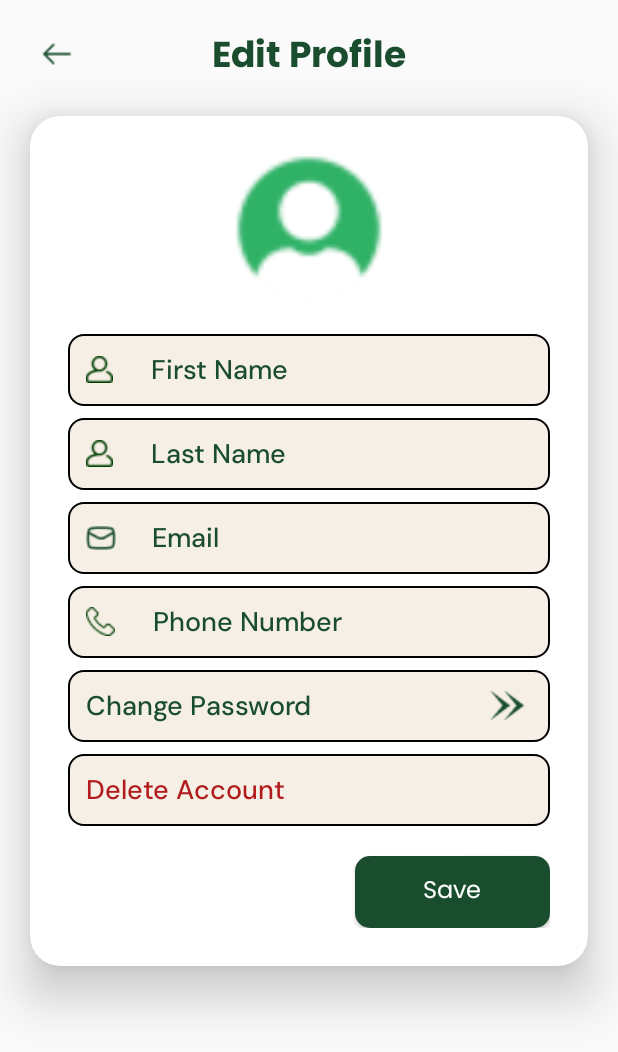
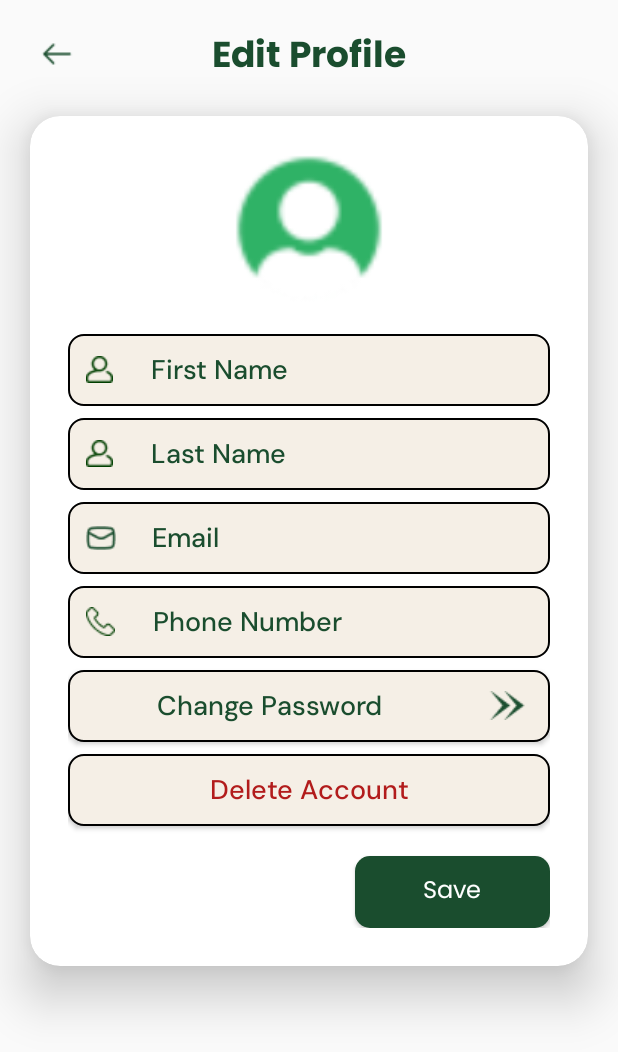
Before and after one commit to kimrabago/FarmNook-Android, an Android app: the EditProfileActivity screen opened directly, with no data from a screen before it, on a phone screen of 412 x 824 dp. Shown: the top 1052 px of the screen. Run offline under Robolectric (Android 15) with nearby library versions, the phone set to English and light mode, and no system bars.

Commit message:
change password and delete button

```diff
--- a/app/src/main/java/com/ucb/eldroid/farmnook/views/auth/ChangePasswordActivity.kt
+++ b/app/src/main/java/com/ucb/eldroid/farmnook/views/auth/ChangePasswordActivity.kt
@@ -1,6 +1,8 @@
 package com.ucb.eldroid.farmnook.views.auth
 
 import android.os.Bundle
+import android.widget.Button
+import android.widget.ImageButton
 import androidx.appcompat.app.AppCompatActivity
 import com.ucb.eldroid.farmnook.R
 
@@ -9,5 +11,16 @@ class ChangePasswordActivity : AppCompatActivity() {
         super.onCreate(savedInstanceState)
         setContentView(R.layout.activity_change_password)
 
+        // Handle back button click
+        val backButton = findViewById<ImageButton>(R.id.btn_back)
+        backButton.setOnClickListener {
+            finish() // Go back to the previous screen
+        }
+
+        // Handle the Update Password button click
+        val updatePassButton = findViewById<Button>(R.id.update_pass)
+        updatePassButton.setOnClickListener {
+
+        }
     }
 }
--- a/app/src/main/java/com/ucb/eldroid/farmnook/views/auth/DeleteAccountActivity.kt
+++ b/app/src/main/java/com/ucb/eldroid/farmnook/views/auth/DeleteAccountActivity.kt
@@ -1,16 +1,26 @@
 package com.ucb.eldroid.farmnook.views.auth
 
 import android.os.Bundle
-import androidx.activity.enableEdgeToEdge
+import android.widget.Button
 import androidx.appcompat.app.AppCompatActivity
-import androidx.core.view.ViewCompat
-import androidx.core.view.WindowInsetsCompat
 import com.ucb.eldroid.farmnook.R
 
 class DeleteAccountActivity : AppCompatActivity() {
     override fun onCreate(savedInstanceState: Bundle?) {
         super.onCreate(savedInstanceState)
+        // Ensure that your layout file for deleting account is named "activity_delete_account.xml"
         setContentView(R.layout.activity_delete_account)
 
+        // Button to confirm deletion (assign an ID in your XML, e.g., btn_confirm_delete)
+        val confirmDeleteButton = findViewById<Button>(R.id.btn_confirm_delete)
+        confirmDeleteButton.setOnClickListener {
+            // TODO: Implement the account deletion logic (e.g., call your API)
+        }
+
+        // Button to cancel deletion (assign an ID in your XML, e.g., btn_cancel_delete)
+        val cancelButton = findViewById<Button>(R.id.btn_cancel_delete)
+        cancelButton.setOnClickListener {
+            finish() // Cancel deletion and return to the previous screen
+        }
     }
 }
--- a/app/src/main/java/com/ucb/eldroid/farmnook/views/settings/EditProfileActivity.kt
+++ b/app/src/main/java/com/ucb/eldroid/farmnook/views/settings/EditProfileActivity.kt
@@ -1,18 +1,37 @@
 package com.ucb.eldroid.farmnook.views.settings
 
+import android.content.Intent
 import android.os.Bundle
+import android.widget.Button
 import android.widget.ImageButton
 import androidx.appcompat.app.AppCompatActivity
 import com.ucb.eldroid.farmnook.R
+import com.ucb.eldroid.farmnook.views.auth.ChangePasswordActivity
+import com.ucb.eldroid.farmnook.views.auth.DeleteAccountActivity
 
 class EditProfileActivity : AppCompatActivity() {
     override fun onCreate(savedInstanceState: Bundle?) {
         super.onCreate(savedInstanceState)
         setContentView(R.layout.activity_edit_profile)
 
+        // Back button handling
         val backButton = findViewById<ImageButton>(R.id.btn_back)
         backButton.setOnClickListener {
             finish() // Close the screen when back button is clicked
         }
+
+        // Navigate to ChangePasswordActivity when the Change Password button is clicked
+        val changePasswordButton = findViewById<Button>(R.id.change_password)
+        changePasswordButton.setOnClickListener {
+            val intent = Intent(this, ChangePasswordActivity::class.java)
+            startActivity(intent)
+        }
+
+        // Navigate to DeleteAccountActivity when the Delete Account button is clicked
+        val deleteAccountButton = findViewById<Button>(R.id.delete_account)
+        deleteAccountButton.setOnClickListener {
+            val intent = Intent(this, DeleteAccountActivity::class.java)
+            startActivity(intent)
+        }
     }
 }
--- a/app/src/main/res/layout/activity_delete_account.xml
+++ b/app/src/main/res/layout/activity_delete_account.xml
@@ -27,9 +27,11 @@
         android:fontFamily="@font/poppins"
         android:paddingHorizontal="30dp"
         android:justificationMode="inter_word"
-        android:textSize="15dp"/>
+        android:textSize="15sp"/>
 
+    <!-- Confirm Delete Button with an ID -->
     <Button
+        android:id="@+id/btn_confirm_delete"
         android:layout_width="320dp"
         android:layout_height="wrap_content"
         android:text="@string/i_understand_delete_my_account"
@@ -40,7 +42,9 @@
         android:textColor="@color/white"
         android:layout_marginTop="25dp"/>
 
+    <!-- Cancel Button with an ID -->
     <Button
+        android:id="@+id/btn_cancel_delete"
         android:layout_width="325dp"
         android:layout_height="wrap_content"
         android:text="Cancel"
--- a/app/src/main/res/layout/activity_edit_profile.xml
+++ b/app/src/main/res/layout/activity_edit_profile.xml
@@ -4,36 +4,36 @@
     xmlns:tools="http://schemas.android.com/tools"
     android:id="@+id/main"
     android:layout_width="match_parent"
+    android:layout_height="match_parent"
     android:orientation="vertical"
-    android:layout_height="match_parent"
     tools:context=".views.settings.EditProfileActivity">
 
     <RelativeLayout
         android:layout_width="match_parent"
         android:layout_height="wrap_content"
-        android:padding="8dp"
-        android:layout_marginTop="10dp">
+        android:layout_marginTop="10dp"
+        android:padding="8dp">
 
         <ImageButton
             android:id="@+id/btn_back"
             android:layout_width="40dp"
             android:layout_height="35dp"
-            android:background="@null"
-            android:src="@drawable/back_arrow"
             android:layout_alignParentStart="true"
             android:layout_marginStart="10dp"
-            android:contentDescription="@string/back_button"/>
+            android:background="@null"
+            android:contentDescription="@string/back_button"
+            android:src="@drawable/back_arrow" />
 
         <TextView
             android:id="@+id/edit_profile_title"
             android:layout_width="wrap_content"
             android:layout_height="wrap_content"
+            android:layout_centerInParent="true"
+            android:fontFamily="@font/poppins_bold"
             android:text="@string/edit_profile"
-            android:fontFamily="@font/poppins_bold"
             android:textColor="@color/dark_green"
             android:textSize="24sp"
-            android:textStyle="bold"
-            android:layout_centerInParent="true"/>
+            android:textStyle="bold" />
     </RelativeLayout>
 
     <androidx.cardview.widget.CardView
@@ -54,103 +54,108 @@
             <ImageView
                 android:layout_width="100dp"
                 android:layout_height="100dp"
-                android:src="@drawable/profile_circle"
-                android:layout_gravity="center"/>
+                android:layout_gravity="center"
+                android:src="@drawable/profile_circle" />
 
             <EditText
                 android:id="@+id/first_name"
                 android:layout_width="match_parent"
                 android:layout_height="wrap_content"
+                android:layout_marginTop="20dp"
                 android:background="@drawable/register_rounded_box"
+                android:drawablePadding="25dp"
                 android:drawableStart="@drawable/user_icon"
-                android:drawablePadding="25dp"
                 android:fontFamily="@font/dm_sans_medium"
                 android:hint="@string/first_name"
                 android:padding="12dp"
-                android:layout_marginTop="20dp"
                 android:textColorHint="@color/dark_green" />
 
             <EditText
                 android:id="@+id/last_name"
                 android:layout_width="match_parent"
                 android:layout_height="wrap_content"
+                android:layout_marginTop="8dp"
+                android:background="@drawable/register_rounded_box"
+                android:drawablePadding="25dp"
+                android:drawableStart="@drawable/user_icon"
+                android:fontFamily="@font/dm_sans_medium"
                 android:hint="@string/last_name"
-                android:fontFamily="@font/dm_sans_medium"
-                android:textColorHint="@color/dark_green"
-                android:drawableStart="@drawable/user_icon"
-                android:drawablePadding="25dp"
                 android:padding="12dp"
-                android:background="@drawable/register_rounded_box"
-                android:layout_marginTop="8dp" />
+                android:textColorHint="@color/dark_green" />
 
             <EditText
                 android:id="@+id/email"
                 android:layout_width="match_parent"
                 android:layout_height="wrap_content"
+                android:layout_marginTop="8dp"
+                android:background="@drawable/register_rounded_box"
+                android:drawablePadding="24dp"
+                android:drawableStart="@drawable/email_icon"
+                android:fontFamily="@font/dm_sans_medium"
                 android:hint="@string/email"
-                android:fontFamily="@font/dm_sans_medium"
-                android:textColorHint="@color/dark_green"
-                android:drawableStart="@drawable/email_icon"
-                android:drawablePadding="24dp"
                 android:padding="12dp"
-                android:background="@drawable/register_rounded_box"
-                android:layout_marginTop="8dp" />
+                android:textColorHint="@color/dark_green" />
 
             <EditText
                 android:id="@+id/phone_num"
                 android:layout_width="match_parent"
                 android:layout_height="wrap_content"
+                android:layout_marginTop="8dp"
+                android:background="@drawable/register_rounded_box"
+                android:drawablePadding="25dp"
+                android:drawableStart="@drawable/number_icon"
+                android:fontFamily="@font/dm_sans_medium"
                 android:hint="@string/phone_number"
-                android:fontFamily="@font/dm_sans_medium"
-                android:textColorHint="@color/dark_green"
-                android:drawableStart="@drawable/number_icon"
-                android:drawablePadding="25dp"
                 android:padding="12dp"
-                android:background="@drawable/register_rounded_box"
-                android:layout_marginTop="8dp" />
+                android:textColorHint="@color/dark_green" />
 
-
-            <EditText
+            <!-- Change Password as Button -->
+            <Button
                 android:id="@+id/change_password"
                 android:layout_width="match_parent"
                 android:layout_height="wrap_content"
-                android:hint="@string/change_password"
+                android:layout_marginTop="8dp"
+                android:background="@drawable/register_rounded_box"
+                android:drawableEnd="@drawable/right_arrow"
+                android:drawablePadding="20dp"
+                android:drawableTint="@color/dark_green"
                 android:fontFamily="@font/dm_sans_medium"
-                android:textColorHint="@color/dark_green"
-                android:drawableEnd="@drawable/right_arrow"
-                android:drawableTint="@color/dark_green"
-                android:drawablePadding="20dp"
                 android:padding="12dp"
-                android:background="@drawable/register_rounded_box"
-                android:layout_marginTop="8dp" />
+                android:textSize="18sp"
+                android:text="@string/change_password"
+                android:textAllCaps="false"
+                android:textColor="@color/dark_green" />
 
-            <EditText
+            <!-- Delete Account as Button -->
+            <Button
                 android:id="@+id/delete_account"
                 android:layout_width="match_parent"
                 android:layout_height="wrap_content"
-                android:hint="@string/delete_account"
+                android:layout_marginTop="8dp"
+                android:background="@drawable/register_rounded_box"
+                android:drawablePadding="20dp"
+                android:drawableTint="@color/dark_green"
                 android:fontFamily="@font/dm_sans_medium"
-                android:textColorHint="@color/red"
-                android:drawableTint="@color/dark_green"
-                android:drawablePadding="20dp"
                 android:padding="12dp"
-                android:background="@drawable/register_rounded_box"
-                android:layout_marginTop="8dp" />
+                android:textSize="18sp"
+                android:text="@string/delete_account"
+                android:textAllCaps="false"
+                android:textColor="@color/red" />
 
             <Button
                 android:id="@+id/save_profile_btn"
                 android:layout_width="130dp"
                 android:layout_height="wrap_content"
-                android:text="@string/save"
-                android:fontFamily="@font/poppins"
-                android:background="@drawable/green_rounded"
-                android:textColor="@color/white"
-                android:textSize="16sp"
-                android:padding="5dp"
+                android:layout_gravity="end"
                 android:layout_marginStart="150dp"
                 android:layout_marginTop="20dp"
-                android:layout_gravity="end"
-                android:textAllCaps="false"/>
+                android:background="@drawable/green_rounded"
+                android:fontFamily="@font/poppins"
+                android:padding="5dp"
+                android:text="@string/save"
+                android:textAllCaps="false"
+                android:textColor="@color/white"
+                android:textSize="16sp" />
 
         </LinearLayout>
     </androidx.cardview.widget.CardView>
```
Also changed, not shown: app/src/main/res/layout/fragment_hauler_dashboard.xml (indentation only).
